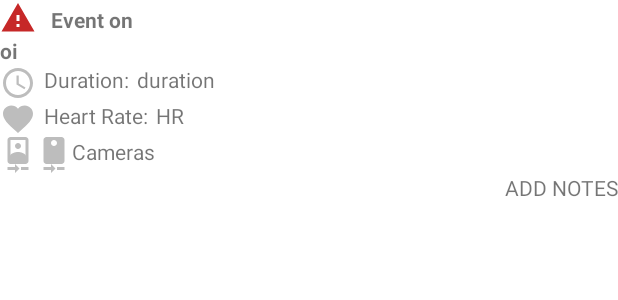
After one commit to SusanaSousa/Why, an Android app: the layout info_window.xml on its own in the app's theme, with its tools: preview values and no code run, on a phone screen of 412 x 824 dp. The commit adds this screen. Shown: the top 300 px of the screen. Run offline under Robolectric (Android 15) with nearby library versions, the phone set to English and light mode, and no system bars.

Commit message:
Info Window implementation and date type issues resolved

```diff
--- a/app/build.gradle
+++ b/app/build.gradle
@@ -8,6 +8,7 @@ android {
         targetSdkVersion 26
         versionCode 1
         versionName "1.0"
+        vectorDrawables.useSupportLibrary = true
     }
     buildTypes {
         release {
--- a/app/src/main/java/edu/feup/dansus/why_maps/DatabaseHandler.java
+++ b/app/src/main/java/edu/feup/dansus/why_maps/DatabaseHandler.java
@@ -7,9 +7,13 @@ import android.database.sqlite.SQLiteDatabase;
 import android.database.sqlite.SQLiteOpenHelper;
 import android.util.Log;
 
+import java.sql.Date;
 import java.sql.Time;
+import java.text.ParseException;
+import java.text.SimpleDateFormat;
 import java.util.ArrayList;
 import java.util.List;
+import java.util.Locale;
 
 import static android.content.ContentValues.TAG;
 
@@ -101,7 +105,7 @@ public class DatabaseHandler extends SQLiteOpenHelper {
             ContentValues values = new ContentValues();
             values.put(KEY_EVENT_USER_ID_FK, userId);
             //values.put(KEY_EVENT_IMAGE, event.photo);
-            values.put(KEY_EVENT_DATE, event.date.toString());
+            values.put(KEY_EVENT_DATE, formatDateToString(event.date));
             values.put(KEY_EVENT_GPS_LAT , event.latitude);
             values.put(KEY_EVENT_GPS_LONG, event.longitude);
             values.put(KEY_EVENT_RR, event.timeRR);
@@ -119,29 +123,6 @@ public class DatabaseHandler extends SQLiteOpenHelper {
 
     }
 
-    // Adding new user
-    void addUser(User user) {
-        SQLiteDatabase db = this.getWritableDatabase();
-
-        ContentValues values = new ContentValues();
-        values.put(KEY_USER_ID, user.getUserID());
-        values.put(KEY_USER_NAME, user.getUsername());
-        values.put(KEY_USER_AGE, user.getUserAge());
-        values.put(KEY_USER_PROF, user.getUserProfession());
-        values.put(KEY_USER_THRESH, user.getUserThreshold());
-
-        // Inserting Row
-        try {
-            db.insert(TABLE_USERS, null, values);
-            db.close(); // Closing database connection
-
-        } catch (Exception e) {
-
-            Log.d(TAG, "Error adding just a user");
-
-
-        }
-    }
 
     public long addOrUpdateUser(User user) {
         SQLiteDatabase sqLiteDatabase = this.getWritableDatabase();
@@ -220,7 +201,7 @@ public class DatabaseHandler extends SQLiteOpenHelper {
                     newEvent.eventID=Integer.parseInt(cursor.getString(cursor.getColumnIndex(KEY_EVENT_ID)));
                     newEvent.duration= Time.valueOf(cursor.getString(cursor.getColumnIndex(KEY_EVENT_DUR)));
                     newEvent.bodyTemp=Double.parseDouble(cursor.getString(cursor.getColumnIndex(KEY_EVENT_TEMP)));
-                   // newEvent.date=(cursor.getString(cursor.getColumnIndex(KEY_EVENT_DATE)));
+                    newEvent.date=formatStringtToDate(cursor.getString(cursor.getColumnIndex(KEY_EVENT_DATE)));
                     newEvent.latitude=Double.parseDouble(cursor.getString(cursor.getColumnIndex(KEY_EVENT_GPS_LAT)));
                     newEvent.longitude=Double.parseDouble(cursor.getString(cursor.getColumnIndex(KEY_EVENT_GPS_LONG)));
                     newEvent.timeRR = Double.parseDouble(cursor.getString(cursor.getColumnIndex(KEY_EVENT_RR)));
@@ -238,4 +219,17 @@ public class DatabaseHandler extends SQLiteOpenHelper {
         }
         return events;
     }
+
+    private String formatDateToString (java.util.Date date){
+        SimpleDateFormat dateFormat = new SimpleDateFormat(
+                "EEE, d 'of' MMM, HH:mm", Locale.US);
+        return dateFormat.format(date);
+
+    }
+
+    private java.util.Date formatStringtToDate (String sdate) throws ParseException {
+        SimpleDateFormat dateFormat = new SimpleDateFormat(
+                "EEE, d 'of' MMM, HH:mm", Locale.US);
+        return dateFormat.parse(sdate);
+    }
 }
--- a/app/src/main/java/edu/feup/dansus/why_maps/WhyMapsMain.java
+++ b/app/src/main/java/edu/feup/dansus/why_maps/WhyMapsMain.java
@@ -21,15 +21,18 @@ import com.google.android.gms.maps.GoogleMap;
 import com.google.android.gms.maps.OnMapReadyCallback;
 import com.google.android.gms.maps.SupportMapFragment;
 import com.google.android.gms.maps.model.LatLng;
+import com.google.android.gms.maps.model.Marker;
 import com.google.android.gms.maps.model.MarkerOptions;
 
 import java.sql.Time;
+import java.text.SimpleDateFormat;
 import java.util.ArrayList;
 import java.util.Collection;
 import java.util.Date;
 import java.util.Iterator;
 import java.util.List;
 import java.util.ListIterator;
+import java.util.Locale;
 
 public class WhyMapsMain extends AppCompatActivity
         implements NavigationView.OnNavigationItemSelectedListener, OnMapReadyCallback {
@@ -102,7 +105,7 @@ public class WhyMapsMain extends AppCompatActivity
         sampleEvent2.user=sampleUser2;
         sampleEvent2.duration = time2;
         sampleEvent2.bodyTemp = 38;
-        sampleEvent2.date = date;
+        sampleEvent2.date = date2;
         sampleEvent2.latitude =41.177063;
         sampleEvent2.longitude = -8.594091;
         sampleEvent2.timeRR = 8;
@@ -117,7 +120,7 @@ public class WhyMapsMain extends AppCompatActivity
         sampleEvent3.user=sampleUser;
         sampleEvent3.duration = time3;
         sampleEvent3.bodyTemp = 35;
-        sampleEvent3.date = date;
+        sampleEvent3.date = date3;
         sampleEvent3.latitude = 41.176412;
         sampleEvent3.longitude = -8.603869;
         sampleEvent3.timeRR = 4;
@@ -126,14 +129,13 @@ public class WhyMapsMain extends AppCompatActivity
 
         events = db.getAllEvents();
 
-        events.get(0);
-        for (Event event : events) {
-            // do something
-        }
+
     }
 
     @Override
     public void onMapReady(GoogleMap map){
+
+        map.setInfoWindowAdapter(new WindowAdapter(getLayoutInflater(),events));
         // Location information
         LatLng porto = new LatLng(41.177605, -8.596285);
 
@@ -160,7 +162,8 @@ public class WhyMapsMain extends AppCompatActivity
         /////////////////////////////////////
         // Add a marker for all events in DB
         for (int i=0; i<eventLoc.size();i++){
-            map.addMarker(new MarkerOptions().position(eventLoc.get(i)).title("Event "+i));
+           map.addMarker(new MarkerOptions().position(eventLoc.get(i)).title("Event "+i));
+
         }
 
 
@@ -169,6 +172,10 @@ public class WhyMapsMain extends AppCompatActivity
 
         // Zooming it a little bit
         map.moveCamera(CameraUpdateFactory.zoomTo(15)); // zoom level 15 gives street-level detail
+
+        //set Info Window Adapter
+
+
     }
 
     @Override
--- /dev/null
+++ b/app/src/main/java/edu/feup/dansus/why_maps/WindowAdapter.java
@@ -0,0 +1,74 @@
+package edu.feup.dansus.why_maps;
+
+import android.view.LayoutInflater;
+import android.view.View;
+import android.widget.TextView;
+
+import com.google.android.gms.maps.GoogleMap;
+import com.google.android.gms.maps.model.Marker;
+
+import java.text.SimpleDateFormat;
+import java.util.Date;
+import java.util.List;
+import java.util.Locale;
+
+/**
+ * Created by Susana on 26/11/2017.
+ */
+
+public class WindowAdapter implements GoogleMap.InfoWindowAdapter {
+    LayoutInflater mInflater;
+    List<Event> mEvents;
+
+
+    public WindowAdapter (LayoutInflater layout, List<Event> events){
+        mInflater=layout;
+        mEvents=events;
+
+    }
+
+
+    @Override
+    public View getInfoWindow(Marker marker) {
+
+        return null;
+    }
+    // In order to define the contents of the InfoWindow based on the marker
+    @Override
+    public View getInfoContents(Marker marker) {
+
+        View view = mInflater.inflate(R.layout.info_window,null);
+        double lat = marker.getPosition().latitude;
+        double lon = marker.getPosition().longitude;
+        Event event = new Event();
+
+        //Check the correspondent event from mEvent
+        for (int i=0; i<mEvents.size();i++){
+            if (mEvents.get(i).getLatitude()==lat && mEvents.get(i).getLongitude()==lon){
+                event=mEvents.get(i);
+            }
+        }
+
+        //Populate fields
+        //Event Date
+        TextView eventDate=(TextView) view.findViewById(R.id.eventDate_tv);
+        eventDate.setText(formatEventData(event.getDate())); //Setting date as a string
+
+        //Event Duration
+        TextView eventDuration=(TextView) view.findViewById(R.id.setDuration_tv);
+        eventDuration.setText(event.getDuration().toString()); //Setting duration as a string
+
+        //Heart Rate
+        TextView heartRate=(TextView) view.findViewById(R.id.setHearRate_tv);
+        heartRate.setText(Double.toString(event.getTimeRR())); //Setting heartRate from double to string
+
+
+        return view;
+    }
+
+    private String formatEventData (Date date){
+        SimpleDateFormat dateFormat = new SimpleDateFormat(
+                "EEE, d 'of' MMM, HH:mm", Locale.US);
+        return dateFormat.format(date);
+    }
+}
--- /dev/null
+++ b/app/src/main/res/drawable/ic_access_time_black_24dp.xml
@@ -0,0 +1,9 @@
+<vector xmlns:android="http://schemas.android.com/apk/res/android"
+        android:width="24dp"
+        android:height="24dp"
+        android:viewportWidth="24.0"
+        android:viewportHeight="24.0">
+    <path
+        android:fillColor="#FF000000"
+        android:pathData="M11.99,2C6.47,2 2,6.48 2,12s4.47,10 9.99,10C17.52,22 22,17.52 22,12S17.52,2 11.99,2zM12,20c-4.42,0 -8,-3.58 -8,-8s3.58,-8 8,-8 8,3.58 8,8 -3.58,8 -8,8zM12.5,7H11v6l5.25,3.15 0.75,-1.23 -4.5,-2.67z"/>
+</vector>
--- /dev/null
+++ b/app/src/main/res/drawable/ic_camera_front_black_24dp.xml
@@ -0,0 +1,9 @@
+<vector xmlns:android="http://schemas.android.com/apk/res/android"
+        android:width="24dp"
+        android:height="24dp"
+        android:viewportWidth="24.0"
+        android:viewportHeight="24.0">
+    <path
+        android:fillColor="#FF000000"
+        android:pathData="M10,20L5,20v2h5v2l3,-3 -3,-3v2zM14,20v2h5v-2h-5zM12,8c1.1,0 2,-0.9 2,-2s-0.9,-2 -2,-2 -1.99,0.9 -1.99,2S10.9,8 12,8zM17,0L7,0C5.9,0 5,0.9 5,2v14c0,1.1 0.9,2 2,2h10c1.1,0 2,-0.9 2,-2L19,2c0,-1.1 -0.9,-2 -2,-2zM7,2h10v10.5c0,-1.67 -3.33,-2.5 -5,-2.5s-5,0.83 -5,2.5L7,2z"/>
+</vector>
--- /dev/null
+++ b/app/src/main/res/drawable/ic_camera_rear_black_24dp.xml
@@ -0,0 +1,9 @@
+<vector xmlns:android="http://schemas.android.com/apk/res/android"
+        android:width="24dp"
+        android:height="24dp"
+        android:viewportWidth="24.0"
+        android:viewportHeight="24.0">
+    <path
+        android:fillColor="#FF000000"
+        android:pathData="M10,20L5,20v2h5v2l3,-3 -3,-3v2zM14,20v2h5v-2h-5zM17,0L7,0C5.9,0 5,0.9 5,2v14c0,1.1 0.9,2 2,2h10c1.1,0 2,-0.9 2,-2L19,2c0,-1.1 -0.9,-2 -2,-2zM12,6c-1.11,0 -2,-0.9 -2,-2s0.89,-2 1.99,-2 2,0.9 2,2C14,5.1 13.1,6 12,6z"/>
+</vector>
--- /dev/null
+++ b/app/src/main/res/drawable/ic_favorite_black_24dp.xml
@@ -0,0 +1,9 @@
+<vector xmlns:android="http://schemas.android.com/apk/res/android"
+        android:width="24dp"
+        android:height="24dp"
+        android:viewportWidth="24.0"
+        android:viewportHeight="24.0">
+    <path
+        android:fillColor="#FF000000"
+        android:pathData="M12,21.35l-1.45,-1.32C5.4,15.36 2,12.28 2,8.5 2,5.42 4.42,3 7.5,3c1.74,0 3.41,0.81 4.5,2.09C13.09,3.81 14.76,3 16.5,3 19.58,3 22,5.42 22,8.5c0,3.78 -3.4,6.86 -8.55,11.54L12,21.35z"/>
+</vector>
--- /dev/null
+++ b/app/src/main/res/layout/info_window.xml
@@ -0,0 +1,137 @@
+<LinearLayout  xmlns:android="http://schemas.android.com/apk/res/android"
+xmlns:app="http://schemas.android.com/apk/res-auto"
+    android:layout_width="match_parent"
+    android:layout_height="match_parent"
+    android:background="#FFFFFF"
+    android:orientation="vertical">
+
+    <LinearLayout
+        android:layout_width="match_parent"
+        android:layout_height="wrap_content"
+        android:orientation="horizontal">
+
+        <ImageView
+            android:id="@+id/alert_img"
+            android:layout_width="wrap_content"
+            android:layout_height="wrap_content"
+            android:tint="#C62828"
+            app:srcCompat="?android:attr/alertDialogIcon" />
+
+        <TextView
+            android:id="@+id/eventOn_tv"
+            android:layout_width="wrap_content"
+            android:layout_height="wrap_content"
+            android:paddingLeft="10dp"
+            android:paddingRight="2dp"
+            android:paddingTop="3dp"
+            android:text="@string/eventOn_tv"
+            android:textStyle="bold" />
+
+    </LinearLayout>
+
+    <TextView
+        android:id="@+id/eventDate_tv"
+        android:layout_width="match_parent"
+        android:layout_height="wrap_content"
+        android:text="@string/eventDate_tv"
+        android:textStyle="bold" />
+
+    <LinearLayout
+        android:layout_width="wrap_content"
+        android:layout_height="wrap_content"
+        android:orientation="horizontal">
+
+        <ImageView
+            android:id="@+id/duration_img"
+            android:layout_width="wrap_content"
+            android:layout_height="wrap_content"
+            android:tint="@color/lightGrey"
+            app:srcCompat="@drawable/ic_access_time_black_24dp" />
+
+
+        <TextView
+            android:id="@+id/duration_tv"
+            android:layout_width="wrap_content"
+            android:layout_height="wrap_content"
+            android:paddingLeft="5dp"
+            android:paddingRight="5dp"
+            android:text="@string/duration_tv" />
+
+        <TextView
+            android:id="@+id/setDuration_tv"
+            android:layout_width="wrap_content"
+            android:layout_height="wrap_content"
+            android:layout_weight="1"
+            android:text="duration" />
+
+    </LinearLayout>
+
+    <LinearLayout
+        android:layout_width="match_parent"
+        android:layout_height="wrap_content"
+        android:orientation="horizontal">
+
+        <ImageView
+            android:id="@+id/heart_img"
+            android:layout_width="wrap_content"
+            android:layout_height="wrap_content"
+            android:tint="@color/lightGrey"
+            app:srcCompat="@drawable/ic_favorite_black_24dp" />
+
+        <TextView
+            android:id="@+id/heartRate_tv"
+            android:layout_width="wrap_content"
+            android:layout_height="wrap_content"
+            android:paddingLeft="5dp"
+            android:paddingRight="5dp"
+            android:text="@string/heartRate_tv" />
+
+        <TextView
+            android:id="@+id/setHearRate_tv"
+            android:layout_width="wrap_content"
+            android:layout_height="wrap_content"
+            android:layout_weight="1"
+            android:text="HR" />
+    </LinearLayout>
+
+    <LinearLayout
+        android:layout_width="match_parent"
+        android:layout_height="wrap_content"
+        android:orientation="horizontal">
+
+        <ImageView
+            android:id="@+id/camerafront_img"
+            android:layout_width="wrap_content"
+            android:layout_height="wrap_content"
+            android:tint="@color/lightGrey"
+            app:srcCompat="@drawable/ic_camera_front_black_24dp" />
+
+        <ImageView
+            android:id="@+id/camerarear_img"
+            android:layout_width="wrap_content"
+            android:layout_height="wrap_content"
+            android:tint="@color/lightGrey"
+            app:srcCompat="@drawable/ic_camera_rear_black_24dp" />
+
+        <TextView
+            android:id="@+id/cameras_tv"
+            android:layout_width="wrap_content"
+            android:layout_height="wrap_content"
+            android:text="@string/cameras_tv" />
+
+    </LinearLayout>
+
+    <TextView
+        android:id="@+id/notes_bt"
+        android:layout_width="wrap_content"
+        android:layout_height="wrap_content"
+        android:layout_gravity="right"
+        android:clickable="true"
+        android:text="@string/notes_bt" />
+
+
+
+
+
+
+</LinearLayout>
--- a/app/src/main/res/values/colors.xml
+++ b/app/src/main/res/values/colors.xml
@@ -7,4 +7,5 @@
     <color name="white">#FFF</color>
     <color name="lightGrey">#bdbdbd</color>
     <color name="darkGrey">#8d8d8d</color>
+    <color name="alertRed">#C62828</color>
 </resources>
--- a/app/src/main/res/values/strings.xml
+++ b/app/src/main/res/values/strings.xml
@@ -9,4 +9,10 @@
     <string name="google_maps_api_key">AIzaSyDOxq8kceDn-c6SJleULeAorHao2wAi2pA</string>
     <string name="simulate_event">Manually Trigger Event</string>
     <string name="bluetooth_devices">Bluetooth connection</string>
+    <string name="eventOn_tv">Event on</string>
+    <string name="eventDate_tv">oi</string>
+    <string name="duration_tv">Duration:</string>
+    <string name="heartRate_tv">Heart Rate:</string>
+    <string name="cameras_tv">Cameras</string>
+    <string name="notes_bt">ADD NOTES</string>
 </resources>
```
Also changed, not shown: 63 other files.
